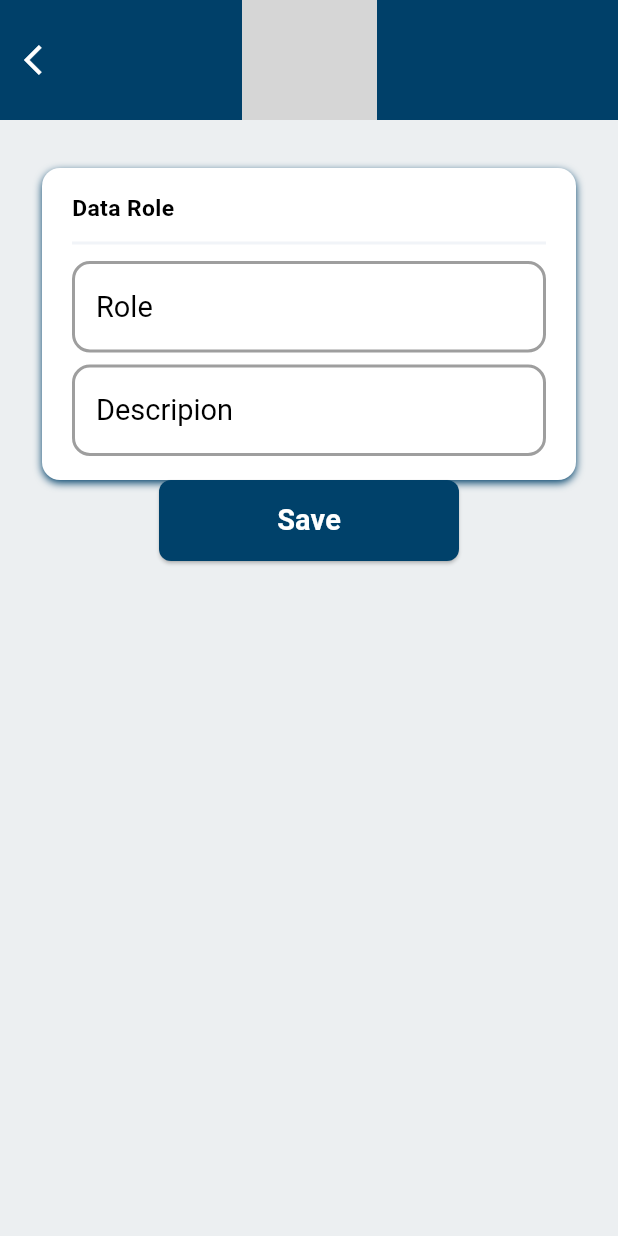
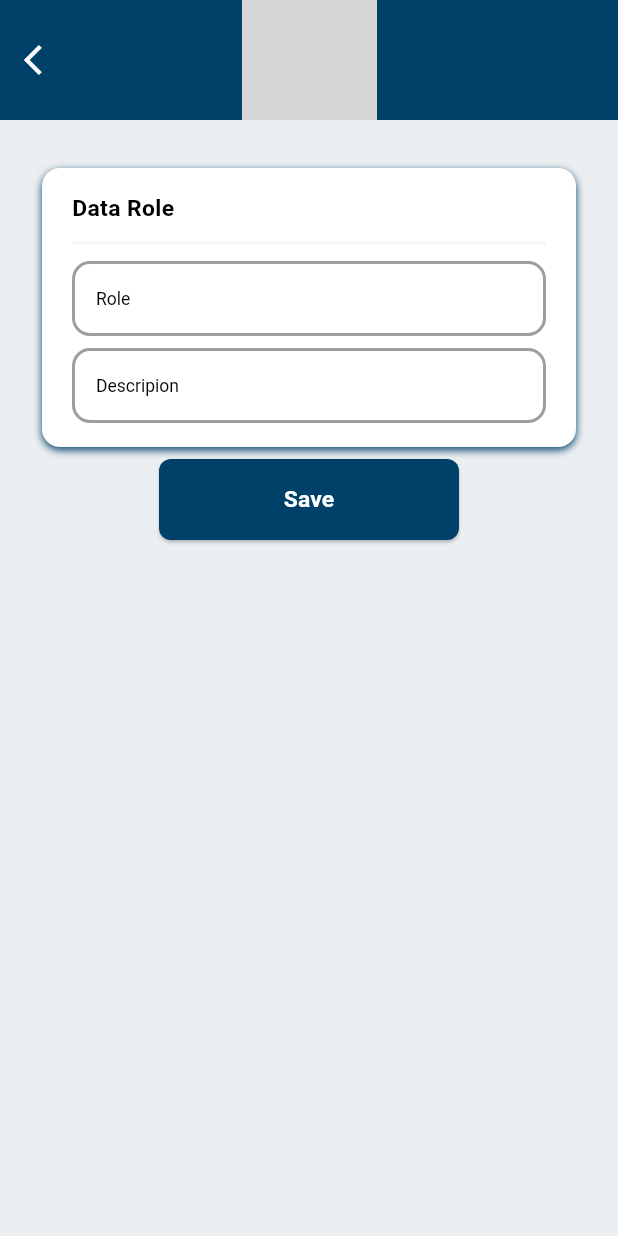
Before and after one commit to jmc1005/red-ela, a Flutter app: the RolesView screen opened by its route, after a tap on the "add" icon, on a phone screen of 412 x 824 dp. Run offline on Flutter 3.47's test engine with Material 3 defaults, Android fonts, the phone set to English and light mode, and no system bars; our stand-ins replace app_links, cloud_firestore, connectivity_plus, dropdown_search, firebase_auth, firebase_core and 9 more; missing offline and left inert: border_bottom_navigation_bar, encrypt, flutter_email_sender, mailer, onesignal_flutter; accounts and stored records are empty; generated files the repository leaves out were written again; Roboto replaces fonts that are missing (Montserrat); project files that could hold a hidden picture were left out; grey boxes are pictures that could not be loaded.

Commit message:
Correcciones admin hospitales y tratamientos

```diff
--- a/lib/app/presentation/global/widgets/cabecera_widget.dart
+++ b/lib/app/presentation/global/widgets/cabecera_widget.dart
@@ -24,7 +24,7 @@ class CabeceraWidget extends StatelessWidget {
           label,
           style: TextStyle(
             color: color,
-            fontSize: 14.sp,
+            fontSize: 20.sp,
             fontWeight: FontWeight.w500,
           ),
         ),
--- a/lib/app/presentation/global/widgets/item_widget.dart
+++ b/lib/app/presentation/global/widgets/item_widget.dart
@@ -36,7 +36,7 @@ class ItemWidget extends StatelessWidget {
                       label,
                       style: TextStyle(
                         color: const Color(0xFF15161E),
-                        fontSize: 14.sp,
+                        fontSize: 16.sp,
                         fontWeight: FontWeight.w600,
                       ),
                     ),
--- a/lib/app/presentation/global/widgets/submit_button_widget.dart
+++ b/lib/app/presentation/global/widgets/submit_button_widget.dart
@@ -18,7 +18,7 @@ class SubmitButtonWidget extends StatelessWidget {
           label,
           style: TextStyle(
             fontWeight: FontWeight.w600,
-            fontSize: 18.sp,
+            fontSize: 16.sp,
           ),
         ),
       ),
--- a/lib/app/presentation/global/widgets/text_form_widget.dart
+++ b/lib/app/presentation/global/widgets/text_form_widget.dart
@@ -45,7 +45,7 @@ class TextFormWidget extends StatelessWidget {
           label: Text(
             label,
             overflow: TextOverflow.ellipsis,
-            style: TextStyle(fontSize: 18.sp),
+            style: TextStyle(fontSize: 14.sp),
           ),
           suffixIcon: suffixIcon,
           prefixText: prefixText,
@@ -55,7 +55,7 @@ class TextFormWidget extends StatelessWidget {
         focusNode: focusNode,
         onTap: onTap,
         readOnly: readOnly,
-        style: TextStyle(fontSize: 18.sp),
+        style: TextStyle(fontSize: 14.sp),
       ),
     );
   }
--- a/lib/app/presentation/modules/admin/views/admin_view.dart
+++ b/lib/app/presentation/modules/admin/views/admin_view.dart
@@ -5,7 +5,9 @@ import '../../../../domain/repository/usuario_repo.dart';
 import '../../../global/widgets/tarjeta_widget.dart';
 import '../../../routes/app_routes.dart';
 import '../../../routes/routes.dart';
+import '../widgets/gestion_hospital_widget.dart';
 import '../widgets/gestion_rol_widget.dart';
+import '../widgets/gestion_tratamiento_widget.dart';
 import '../widgets/gestion_usuario_widget.dart';
 
 class AdminView extends StatefulWidget {
@@ -28,6 +30,8 @@ class _AdminViewState extends State<AdminView> {
       children: const [
         GestionUsuarioWidget(),
         GestionRolWidget(),
+        GestionHospitalWidget(),
+        GestionTratamientoWidget(),
       ],
     );
   }
--- a/lib/app/presentation/modules/hospital/views/hospital_detail_view.dart
+++ b/lib/app/presentation/modules/hospital/views/hospital_detail_view.dart
@@ -104,6 +104,7 @@ class _HospitalDetailViewState extends State<HospitalDetailView>
                                     ),
                                     title: language.datos_de(language.hospital),
                                   ),
+                                  const SizedBox(height: 8),
                                   SubmitButtonWidget(
                                     onPressed: () async {
                                       if (_formKey.currentState!.validate()) {
--- a/lib/app/presentation/modules/rol/views/rol_detail_view.dart
+++ b/lib/app/presentation/modules/rol/views/rol_detail_view.dart
@@ -113,6 +113,7 @@ class _RolDetailViewState extends State<RolDetailView> with ValidatorMixin {
                                     ),
                                     title: language.datos_de(language.rol),
                                   ),
+                                  const SizedBox(height: 8),
                                   SubmitButtonWidget(
                                     onPressed: () async {
                                       if (_formKey.currentState!.validate()) {
--- a/lib/app/presentation/modules/tratamiento/views/tratamiento_detail_view.dart
+++ b/lib/app/presentation/modules/tratamiento/views/tratamiento_detail_view.dart
@@ -105,6 +105,7 @@ class _TratamientoDetailViewState extends State<TratamientoDetailView>
                                     title:
                                         language.datos_de(language.tratamiento),
                                   ),
+                                  const SizedBox(height: 8),
                                   SubmitButtonWidget(
                                     onPressed: () async {
                                       if (_formKey.currentState!.validate()) {
--- a/lib/app/presentation/routes/app_routes.dart
+++ b/lib/app/presentation/routes/app_routes.dart
@@ -2,11 +2,13 @@ import 'package:flutter/material.dart';
 
 import '../modules/admin/views/admin_view.dart';
 import '../modules/home/views/home_view.dart';
+import '../modules/hospital/views/hospitales_view.dart';
 import '../modules/otp/views/otp_movil_view.dart';
 import '../modules/rol/views/roles_view.dart';
 import '../modules/sign/views/sign_in_view.dart';
 import '../modules/sign/views/sign_up_view.dart';
 
+import '../modules/tratamiento/views/tratamientos_view.dart';
 import 'routes.dart';
 
 Map<String, Widget Function(BuildContext)> get appRoutes {
@@ -16,6 +18,8 @@ Map<String, Widget Function(BuildContext)> get appRoutes {
     Routes.admin: (_) => const AdminView(),
     Routes.sendOTP: (_) => OTPMovilView(),
     Routes.rolList: (_) => const RolesView(),
+    Routes.hospitalList: (_) => const HospitalesView(),
+    Routes.tratamientoList: (_) => const TratamientosView(),
     Routes.home: (_) => const HomeView(),
   };
 }
@@ -33,6 +37,10 @@ Route<dynamic> generateRoute(RouteSettings settings) {
       return MaterialPageRoute(builder: (_) => OTPMovilView());
     } else if (routeName == Routes.rolList) {
       return MaterialPageRoute(builder: (_) => const RolesView());
+    } else if (routeName == Routes.tratamientoList) {
+      return MaterialPageRoute(builder: (_) => const TratamientosView());
+    } else if (routeName == Routes.hospitalList) {
+      return MaterialPageRoute(builder: (_) => const HospitalesView());
     } else if (routeName == Routes.home) {
       return MaterialPageRoute(builder: (_) => const HomeView());
     }
```
Also changed, not shown: lib/app/presentation/modules/hospital/views/hospitales_view.dart (+4 -3 lines), lib/main.dart (+44 -0 lines).
